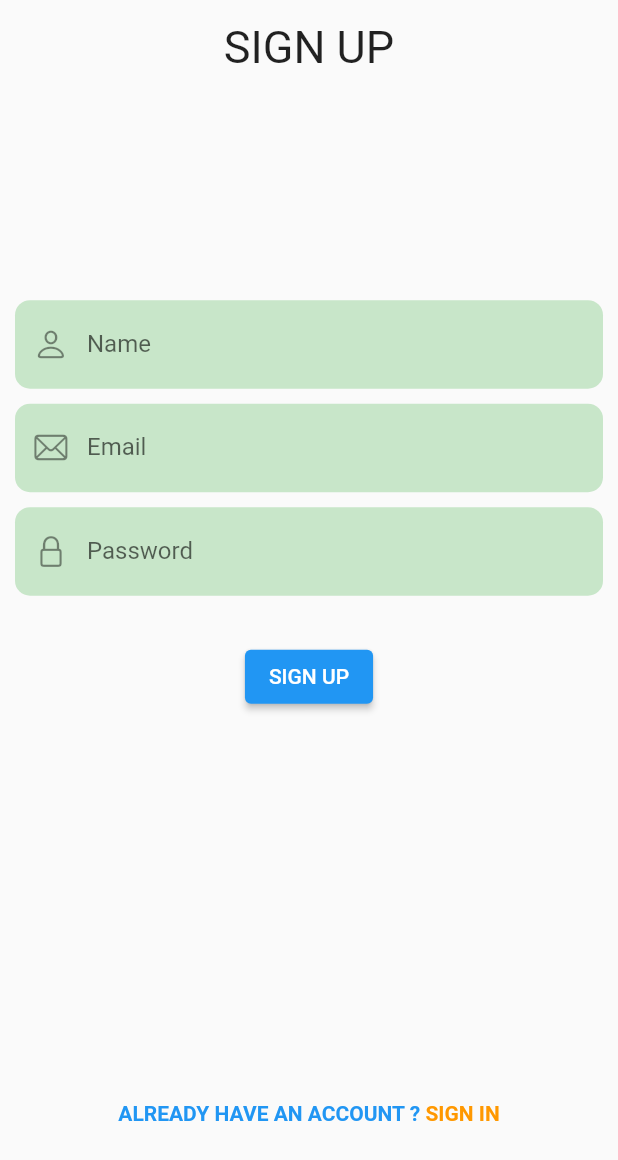
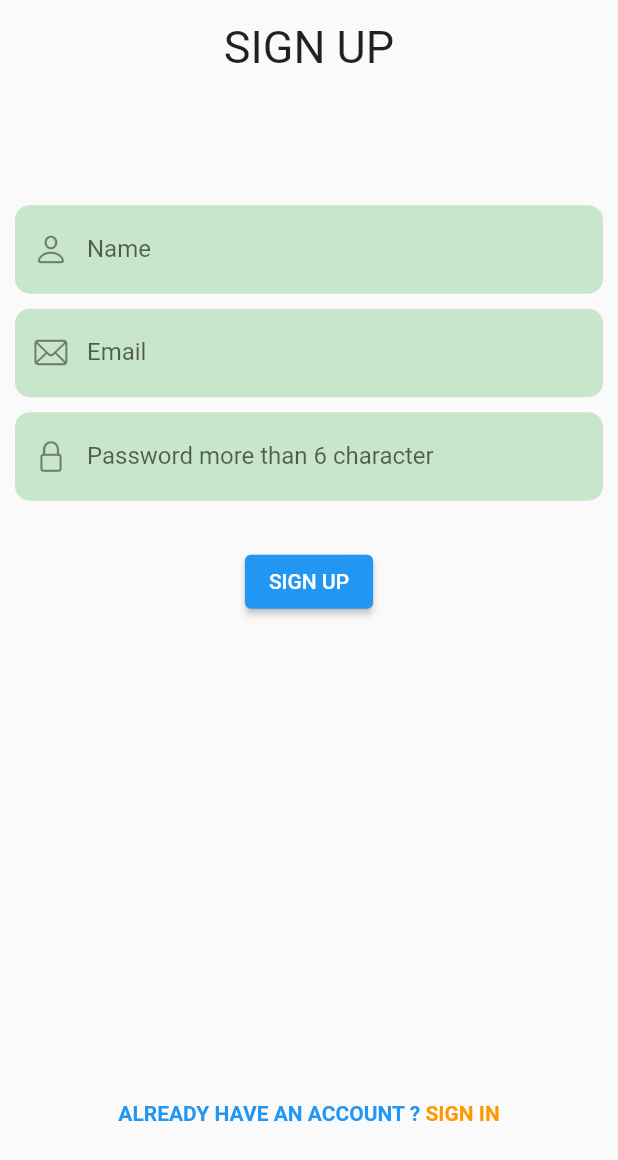
Before and after one commit to joardershawon/ami_coding_pari_na, a Flutter app: the screen it shows after launch, on a phone screen of 412 x 824 dp. Shown: the top 1160 px of the screen. Run offline on Flutter 3.47's test engine with Material 2 defaults, Android fonts, the phone set to English and light mode, and no system bars; our stand-ins replace another_flushbar, auto_route, bloc, dartz, flutter_bloc, freezed_annotation and 3 more; generated files the repository leaves out were written again.

```diff
--- a/lib/domain/khoj/khoj.dart
+++ b/lib/domain/khoj/khoj.dart
@@ -7,9 +7,11 @@ abstract class Khoj with _$Khoj {
   const factory Khoj({
     @required ArrayString? arrayString,
     @required SearchString? searchString,
+    @required DateTime? dateTime,
   }) = _Khoj;
   factory Khoj.empty() => Khoj(
         arrayString: ArrayString(''),
         searchString: SearchString(''),
+        dateTime: DateTime.now(),
       );
 }
--- a/lib/presentation/signUpPage/widgets/sign_up_body.dart
+++ b/lib/presentation/signUpPage/widgets/sign_up_body.dart
@@ -43,7 +43,8 @@ class SignUpBody extends StatelessWidget {
           );
         },
         builder: (context, signUpstate) {
-          return Column(
+          return Container(
+            child: Column(
               children: [
                 Expanded(
                   flex: 1,
@@ -59,10 +60,10 @@ class SignUpBody extends StatelessWidget {
                   ),
                 ),
                 const Spacer(
-                flex: 2,
+                  flex: 1,
                 ),
                 Expanded(
-                flex: 9,
+                  flex: 10,
                   child: Container(
                     padding: const EdgeInsets.all(10),
                     child: Column(
@@ -119,7 +120,7 @@ class SignUpBody extends StatelessWidget {
                             decoration: InputDecoration(
                               border: InputBorder.none,
                               prefixIcon: Icon(CupertinoIcons.lock),
-                            labelText: 'Password',
+                              labelText: 'Password more than 6 character',
                             ),
                           ),
                         ),
@@ -181,6 +182,7 @@ class SignUpBody extends StatelessWidget {
                 ),
                 Spacer(),
               ],
+            ),
           );
         },
       ),
```
Also changed, not shown: lib/application/khoj/khoj_bloc.dart (+7 -5 lines), lib/infrastructure/khoj/khoj_repository.dart (+6 -3 lines), lib/presentation/signInPage/widgets/sign_in_body.dart (+14 -6 lines), lib/domain/khoj/khoj.freezed.dart. Lines whose indentation alone changed are shown as unchanged.
